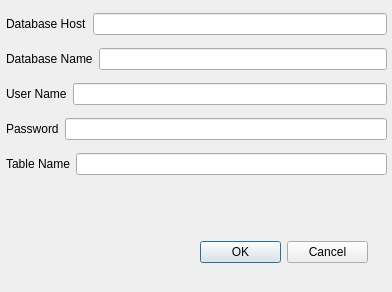
Above: dialog.ui from Zakhrov/WebPhonon before the change. Below: the same form after it.
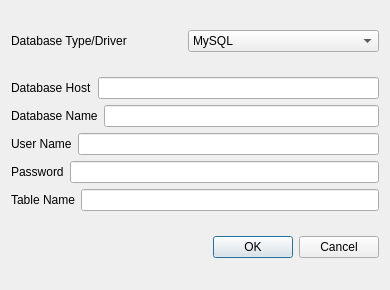
That is the form after the change. Icons and pictures are not drawn.

Commit message: add Oracle OCI and Microsoft SQL Server driver choices to database. must have drivers already compiled and installed where Qt can find them

What changed in the file:
```diff
--- a/dialog.ui
+++ b/dialog.ui
@@ -6,8 +6,8 @@
    <rect>
     <x>0</x>
     <y>0</y>
-    <width>392</width>
-    <height>292</height>
+    <width>390</width>
+    <height>290</height>
    </rect>
   </property>
   <property name="windowTitle">
@@ -17,41 +17,51 @@
    <iconset resource="Icons.qrc">
     <normaloff>:/Icons/WebPhononIcon.png</normaloff>:/Icons/WebPhononIcon.png</iconset>
   </property>
-  <widget class="QWidget" name="layoutWidget">
-   <property name="geometry">
-    <rect>
-     <x>200</x>
-     <y>240</y>
-     <width>168</width>
-     <height>25</height>
-    </rect>
-   </property>
-   <layout class="QHBoxLayout" name="horizontalLayout_5">
+  <layout class="QGridLayout" name="gridLayout">
+   <item row="0" column="0" colspan="2">
+    <layout class="QHBoxLayout" name="horizontalLayout_7">
     <item>
-     <widget class="QPushButton" name="pushButton">
+      <widget class="QLabel" name="label_6">
       <property name="text">
-       <string>OK</string>
+        <string>Database Type/Driver</string>
       </property>
      </widget>
     </item>
     <item>
-     <widget class="QPushButton" name="pushButton_2">
+      <widget class="QComboBox" name="comboBox">
+       <item>
       <property name="text">
-       <string>Cancel</string>
-      </property>
+         <string>MySQL</string>
+        </property>
+       </item>
+       <item>
+        <property name="text">
+         <string>Microsoft SQL Server (ODBC)</string>
+        </property>
+       </item>
+       <item>
+        <property name="text">
+         <string>Oracle OCI</string>
+        </property>
+       </item>
      </widget>
     </item>
    </layout>
-  </widget>
-  <widget class="QWidget" name="layoutWidget">
-   <property name="geometry">
-    <rect>
-     <x>6</x>
-     <y>6</y>
-     <width>381</width>
-     <height>181</height>
-    </rect>
-   </property>
+   </item>
+   <item row="2" column="0">
+    <spacer name="horizontalSpacer">
+     <property name="orientation">
+      <enum>Qt::Horizontal</enum>
+     </property>
+     <property name="sizeHint" stdset="0">
+      <size>
+       <width>201</width>
+       <height>20</height>
+      </size>
+     </property>
+    </spacer>
+   </item>
+   <item row="1" column="0" colspan="2">
    <layout class="QVBoxLayout" name="verticalLayout">
     <item>
      <layout class="QHBoxLayout" name="horizontalLayout">
@@ -128,7 +138,26 @@
      </layout>
     </item>
    </layout>
-  </widget>
+   </item>
+   <item row="2" column="1">
+    <layout class="QHBoxLayout" name="horizontalLayout_5">
+     <item>
+      <widget class="QPushButton" name="pushButton">
+       <property name="text">
+        <string>OK</string>
+       </property>
+      </widget>
+     </item>
+     <item>
+      <widget class="QPushButton" name="pushButton_2">
+       <property name="text">
+        <string>Cancel</string>
+       </property>
+      </widget>
+     </item>
+    </layout>
+   </item>
+  </layout>
  </widget>
  <resources>
   <include location="Icons.qrc"/>
```
Lines whose indentation alone changed are shown as unchanged. The commit also changes 4 other files.
